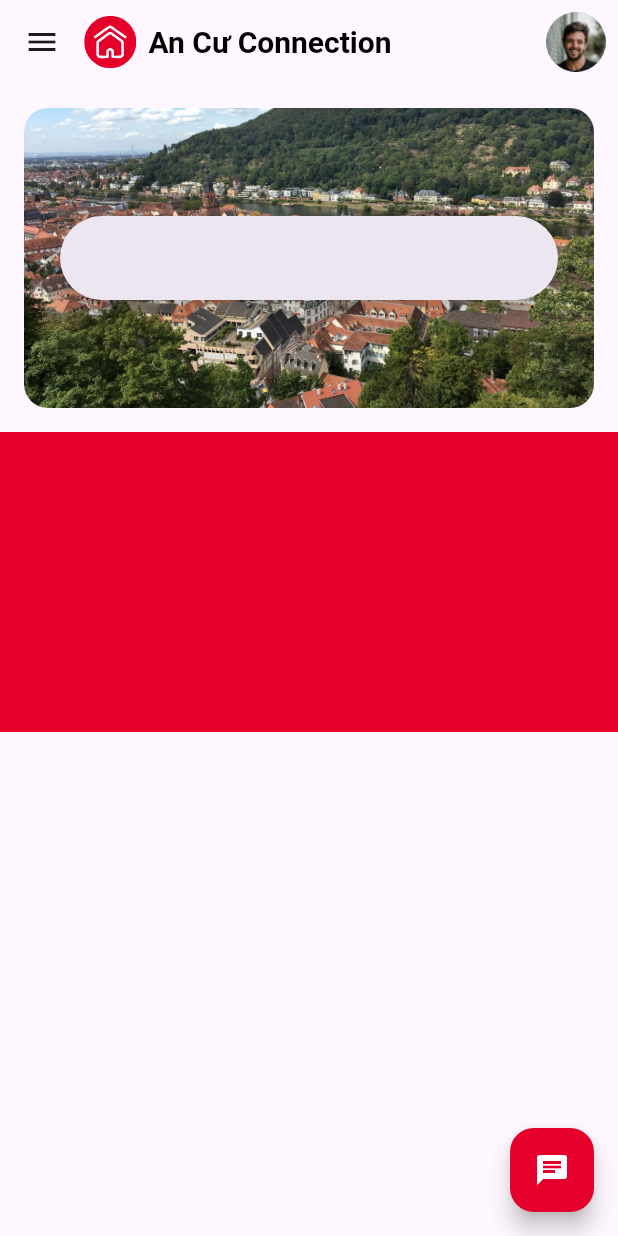
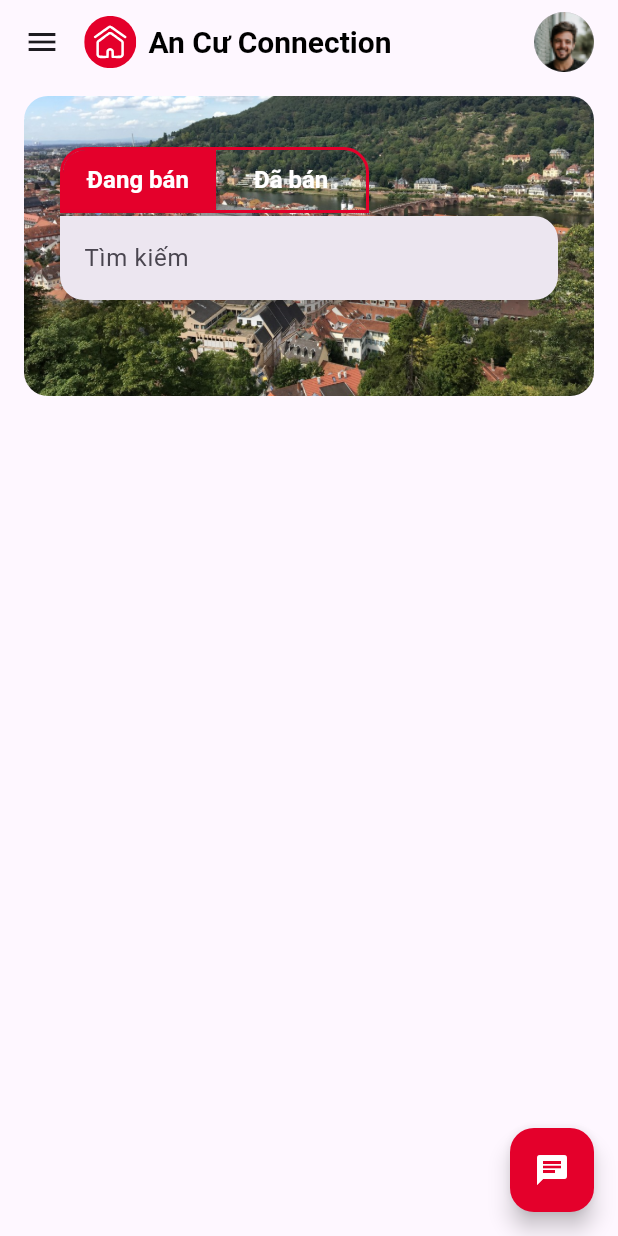
Before and after one commit to AKaLee-IK27/an_cu, a Flutter app: the screen it shows after launch, on a phone screen of 412 x 824 dp. Run offline on Flutter 3.47's test engine with Material 3 defaults, Android fonts, the phone set to English and light mode, and no system bars; our stand-ins replace flutter_riverpod, flutter_svg.

Commit message:
Refactor text styles and themes

```diff
--- a/lib/Utils/Styles/app_text_styles.dart
+++ b/lib/Utils/Styles/app_text_styles.dart
@@ -17,15 +17,15 @@ class AppTextStyles {
     color: AppColors.black80,
   );
 
-  static TextStyle bodyTextBold = TextStyle(
+  static TextStyle bodyBold = TextStyle(
     fontSize: 16,
-    fontWeight: FontWeight.w500,
+    fontWeight: FontWeight.w800,
     color: AppColors.black80,
   );
 
-  static TextStyle bodyText = TextStyle(
+  static TextStyle body = TextStyle(
     fontSize: 16,
-    fontWeight: FontWeight.w500,
+    fontWeight: FontWeight.w600,
     color: AppColors.black80,
   );
 
--- a/lib/Utils/Styles/app_themes.dart
+++ b/lib/Utils/Styles/app_themes.dart
@@ -6,12 +6,13 @@ class AppThemes {
   static ThemeData lightTheme = ThemeData(
     fontFamily: "Roboto",
     primaryColor: AppColors.primary,
+    indicatorColor: AppColors.primary,
     brightness: Brightness.light,
     dividerColor: Colors.white54,
     textTheme: TextTheme(
-      displayLarge: AppTextStyles.bodyText,
+      displayLarge: AppTextStyles.body,
       titleLarge: AppTextStyles.title,
-      bodyMedium: AppTextStyles.bodyText,
+      bodyMedium: AppTextStyles.body,
     ),
   );
 }
--- a/lib/Views/Home/Screens/home_screen.dart
+++ b/lib/Views/Home/Screens/home_screen.dart
@@ -1,5 +1,6 @@
 import 'package:an_cu/Utils/Styles/app_colors.dart';
 import 'package:an_cu/Views/Home/Widgets/appbar_content.dart';
+import 'package:an_cu/Views/Home/Widgets/main_search_bar.dart';
 import 'package:flutter/material.dart';
 import 'package:flutter_riverpod/flutter_riverpod.dart';
 
@@ -35,33 +36,10 @@ class HomeScreen extends ConsumerWidget {
             titleSpacing: 0,
             title: const AppBarContent(),
           ),
-          body: SingleChildScrollView(
+          body: const SingleChildScrollView(
             child: Column(
               children: [
-                Container(
-                  height: 200,
-                  margin: const EdgeInsets.all(16),
-                  padding: const EdgeInsets.symmetric(
-                    horizontal: 24,
-                    vertical: 32,
-                  ),
-                  decoration: const BoxDecoration(
-                    borderRadius: BorderRadius.all(
-                      Radius.circular(16),
-                    ),
-                    image: DecorationImage(
-                      image: AssetImage('assets/images/search_bg.png'),
-                      fit: BoxFit.cover,
-                    ),
-                  ),
-                  child: const Center(
-                    child: SearchBar(),
-                  ),
-                ),
-                Container(
-                  height: 200,
-                  color: AppColors.secondary,
-                ),
+                MainSearchBar(),
               ],
             ),
           )),
--- a/lib/Views/Home/Widgets/appbar_content.dart
+++ b/lib/Views/Home/Widgets/appbar_content.dart
@@ -33,7 +33,7 @@ class AppBarContent extends StatelessWidget {
           ],
         ),
         Container(
-          margin: const EdgeInsets.only(right: 8.0),
+          margin: const EdgeInsets.only(right: 16.0),
           child: InkWell(
             onTap: () {},
             child: CircleAvatar(
--- /dev/null
+++ b/lib/Views/Home/Widgets/main_search_bar.dart
@@ -0,0 +1,89 @@
+import 'package:an_cu/Utils/Styles/app_colors.dart';
+import 'package:an_cu/Utils/Styles/app_text_styles.dart';
+import 'package:flutter/material.dart';
+
+class MainSearchBar extends StatefulWidget {
+  const MainSearchBar({super.key});
+
+  @override
+  _MainSearchBarState createState() => _MainSearchBarState();
+}
+
+class _MainSearchBarState extends State<MainSearchBar> {
+  final List<bool> _selectedMode = [true, false];
+  final TextEditingController _searchController = TextEditingController();
+
+  @override
+  Widget build(BuildContext context) {
+    return Container(
+      height: 200,
+      margin: const EdgeInsets.symmetric(
+        horizontal: 16,
+        vertical: 8,
+      ),
+      padding: const EdgeInsets.symmetric(
+        horizontal: 24,
+        vertical: 32,
+      ),
+      decoration: const BoxDecoration(
+        borderRadius: BorderRadius.all(
+          Radius.circular(16),
+        ),
+        image: DecorationImage(
+          image: AssetImage('assets/images/search_bg.png'),
+          fit: BoxFit.cover,
+        ),
+      ),
+      child: Center(
+        child: Column(
+          crossAxisAlignment: CrossAxisAlignment.start,
+          mainAxisAlignment: MainAxisAlignment.start,
+          children: [
+            ToggleButtons(
+              textStyle: AppTextStyles.body,
+              borderRadius: const BorderRadius.vertical(
+                top: Radius.circular(16),
+              ),
+              borderWidth: 2,
+              fillColor: AppColors.primary,
+              borderColor: AppColors.primary,
+              color: AppColors.white,
+              selectedBorderColor: AppColors.primary,
+              selectedColor: AppColors.white,
+              constraints: const BoxConstraints(
+                minHeight: 40.0,
+                minWidth: 100.0,
+              ),
+              isSelected: _selectedMode,
+              onPressed: (int index) {
+                setState(() {
+                  for (int i = 0; i < _selectedMode.length; i++) {
+                    _selectedMode[i] = i == index;
+                  }
+                });
+              },
+              children: const [
+                Text('Đang bán'),
+                Text('Đã bán'),
+              ],
+            ),
+            SearchBar(
+              controller: _searchController,
+              hintText: 'Tìm kiếm',
+              keyboardType: TextInputType.text,
+              shape: WidgetStateProperty.all(
+                const RoundedRectangleBorder(
+                  borderRadius: BorderRadius.only(
+                    topRight: Radius.circular(16),
+                    bottomLeft: Radius.circular(16),
+                    bottomRight: Radius.circular(16),
+                  ),
+                ),
+              ),
+            )
+          ],
+        ),
+      ),
+    );
+  }
+}
```
